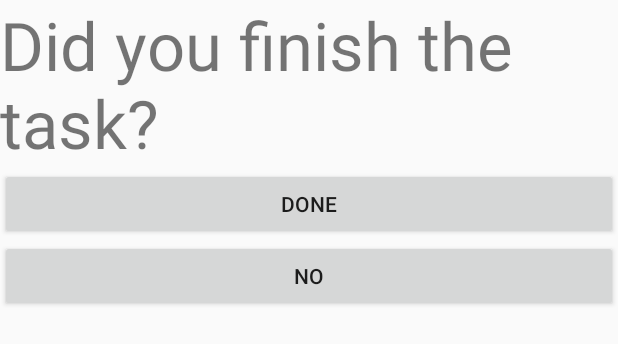
After one commit to jddomingo/Scheduler, an Android app: the layout confirm_dialog.xml on its own in the app's theme, with its tools: preview values and no code run, on a phone screen of 412 x 824 dp. The commit adds this screen. Shown: the top 344 px of the screen. Run offline under Robolectric (Android 15) with nearby library versions, the phone set to English and light mode, and no system bars.

Commit message:
Functionally Complete. Working on UI

```diff
--- a/app/src/main/AndroidManifest.xml
+++ b/app/src/main/AndroidManifest.xml
@@ -3,6 +3,8 @@
     package="com.example.gabd.scheduler">
     <uses-permission android:name="android.permission.READ_EXTERNAL_STORAGE" />
     <uses-permission android:name="android.permission.WRITE_EXTERNAL_STORAGE" />
+    <uses-permission android:name="android.permission.ACCESS_FINE_LOCATION" />
+    <uses-permission android:name="android.permission.ACCESS_COARSE_LOCATION" />
     <application
         android:allowBackup="true"
         android:icon="@mipmap/ic_launcher"
@@ -21,6 +23,7 @@
         </activity>
         <uses-permission android:name="android.permission.BLUETOOTH" />
         <uses-permission android:name="android.permission.BLUETOOTH_ADMIN" />
+        <uses-permission android:name="android.permission.SYSTEM_ALERT_WINDOW"/>
         <activity
             android:name=".Achievements"
             android:label="@string/title_activity_home_page"
@@ -36,6 +39,9 @@
             android:name=".SchedulePage"
             android:label="@string/title_activity_schedule_page"
             android:theme="@style/AppTheme.NoActionBar" />
+        <activity
+            android:name=".ConfirmActivity"
+            android:theme="@style/AppTheme.NoActionBar" />
 
         <receiver android:name=".AlarmReceiver" />
 
--- a/app/src/main/java/com/example/gabd/scheduler/Alarm.java
+++ b/app/src/main/java/com/example/gabd/scheduler/Alarm.java
@@ -7,11 +7,11 @@ import java.io.Serializable;
  */
 @SuppressWarnings("serial")
 public class Alarm implements Serializable{
+    int alarmcount;
+    int donecount;
     String time;
     String name;
     String interval;
-    int donecount;
-    int alarmcount;
     int id;
 
     public Alarm(int id, String name, String time, String interval, int donecount, int alarmcount) {
@@ -22,6 +22,8 @@ public class Alarm implements Serializable{
         this.donecount = donecount;
         this.alarmcount = alarmcount;
     }
+
+
 
     public int getId () {
         return id;
--- a/app/src/main/java/com/example/gabd/scheduler/BackgroundService.java
+++ b/app/src/main/java/com/example/gabd/scheduler/BackgroundService.java
@@ -14,6 +14,7 @@ import android.util.Log;
 import android.view.View;
 import android.widget.TimePicker;
 
+import java.io.Serializable;
 import java.util.ArrayList;
 import java.util.Calendar;
 import java.util.List;
@@ -113,9 +114,12 @@ public class BackgroundService extends IntentService {
         final int _id = (int)calendar.getTimeInMillis();
         Log.e("ayy", String.valueOf(_id));
         Log.e("aww", String.valueOf((int)calendar.getTimeInMillis()));
-        alarmlist.add(new Alarm(_id, act_name, time,valinter, 0 ,0));
+        Alarm newalarm  = new Alarm(_id, act_name, time,valinter, 0 ,0);
+        alarmlist.add(newalarm);
         tdb.putListObject(listalarm, alarmlist);
         myIntent.putExtra("name", act_name);
+        newalarm = (Alarm) alarmlist.get(alarmlist.size()-1);
+        myIntent.putExtra("alarm", newalarm);
 
         pending_intent = PendingIntent.getBroadcast(BackgroundService.this, _id, myIntent, PendingIntent.FLAG_UPDATE_CURRENT);
 
--- a/app/src/main/java/com/example/gabd/scheduler/MyAdapter.java
+++ b/app/src/main/java/com/example/gabd/scheduler/MyAdapter.java
@@ -43,7 +43,6 @@ public class MyAdapter extends RecyclerView.Adapter<MyAdapter.AlarmViewHolder> {
             alarmtime = (TextView) itemView.findViewById(R.id.alarm_hour);
             view = itemView;
             TinyDB tdb = new TinyDB(view.getContext());
-            List<Integer> idlist = tdb.getListInt("idlist");
             view.setOnClickListener(new View.OnClickListener() {
                 @Override
                 public void onClick(final View v) {
--- /dev/null
+++ b/app/src/main/res/layout/confirm_dialog.xml
@@ -0,0 +1,25 @@
+<?xml version="1.0" encoding="utf-8"?>
+<LinearLayout xmlns:android="http://schemas.android.com/apk/res/android"
+    android:orientation="vertical" android:layout_width="match_parent"
+    android:layout_height="match_parent"
+    android:weightSum="1">
+
+    <TextView
+        android:text="Did you finish the task?"
+        android:layout_width="match_parent"
+        android:layout_height="wrap_content"
+        android:textSize="20pt"
+        android:id="@+id/textView3" />
+
+    <Button
+        android:text="Done"
+        android:layout_width="match_parent"
+        android:layout_height="wrap_content"
+        android:id="@+id/donebutton" />
+
+    <Button
+        android:text="No"
+        android:layout_width="match_parent"
+        android:layout_height="wrap_content"
+        android:id="@+id/cancelbutton" />
+</LinearLayout>
```
Also changed, not shown: app/src/main/java/com/example/gabd/scheduler/AlarmReceiver.java (+51 -5 lines), app/src/main/java/com/example/gabd/scheduler/ConfirmActivity.java (added, +24 -0 lines), app/src/main/java/com/example/gabd/scheduler/DetailsFragment.java (+37 -9 lines), app/src/main/java/com/example/gabd/scheduler/FrontPage.java (+43 -11 lines), app/src/main/java/com/example/gabd/scheduler/RingtonePlayingService.java (+2 -20 lines), app/src/main/res/mipmap-mdpi/ic_launcher.png.
